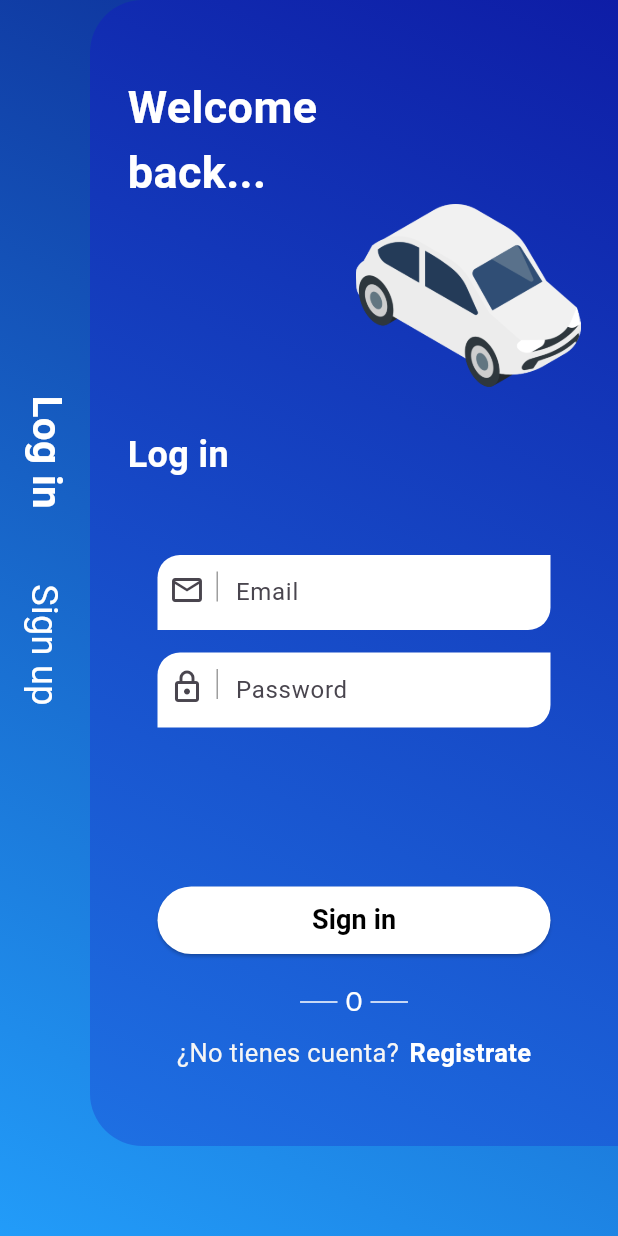
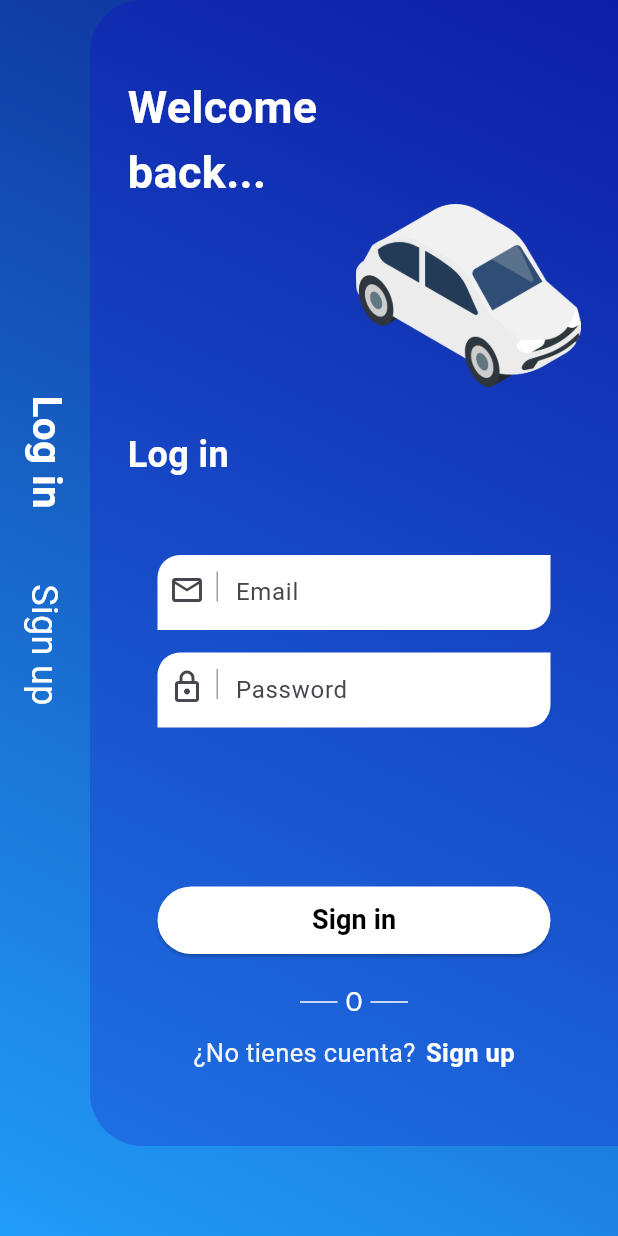
Before and after one commit to jesuviloria/indriver_clone_flutter_frontend, a Flutter app: the screen it shows after launch, on a phone screen of 412 x 824 dp. Run offline on Flutter 3.47's test engine with Material 3 defaults, Android fonts, the phone set to English and light mode, and no system bars.

Commit message:
Navigation page's

```diff
--- a/lib/main.dart
+++ b/lib/main.dart
@@ -1,5 +1,6 @@
 import 'package:flutter/material.dart';
 import 'package:indriver_clone_flutter_frontend/src/presentation/pages/auth/login/loginPage.dart';
+import 'package:indriver_clone_flutter_frontend/src/presentation/pages/auth/signup/SignupPage.dart';
 
 void main() {
   runApp(const MyApp());
@@ -17,7 +18,11 @@ class MyApp extends StatelessWidget {
         colorScheme: ColorScheme.fromSeed(seedColor: Colors.deepPurple),
         useMaterial3: true,
       ),
-      home: LoginPage(),
+      initialRoute: 'login',
+      routes: {
+        'login': (BuildContext context) => LoginPage(),
+        'signup': (BuildContext context) => SignupPage()
+      },
     );
   }
 }
--- a/lib/src/presentation/pages/auth/login/LoginContent.dart
+++ b/lib/src/presentation/pages/auth/login/LoginContent.dart
@@ -28,7 +28,7 @@ class LoginContent extends StatelessWidget {
             children: [
               _textLoginRotated(),
               SizedBox(height: 50),
-              _textSignupRotated(),
+              _textSignupRotated(context),
               SizedBox(height: 90),
             ],
           ),
@@ -70,7 +70,7 @@ class LoginContent extends StatelessWidget {
                 SizedBox(
                   height: 10,
                 ),
-                _textInfoOptions(),
+                _textInfoOptions(context),
                 SizedBox(height: 50)
               ],
             ),
@@ -91,12 +91,17 @@ class LoginContent extends StatelessWidget {
     );
   }
 
-  Widget _textSignupRotated() {
-    return RotatedBox(
+  Widget _textSignupRotated(BuildContext context) {
+    return GestureDetector(
+      onTap: () {
+        Navigator.pushNamed(context, 'signup');
+      },
+      child: RotatedBox(
         quarterTurns: 1,
         child: Text(
           'Sign up',
           style: TextStyle(color: Colors.white, fontSize: 24),
+        ),
       ),
     );
   }
@@ -155,7 +160,7 @@ class LoginContent extends StatelessWidget {
     );
   }
 
-  Widget _textInfoOptions() {
+  Widget _textInfoOptions(BuildContext context) {
     return Row(
       mainAxisAlignment: MainAxisAlignment.center,
       children: [
@@ -164,10 +169,15 @@ class LoginContent extends StatelessWidget {
           style: TextStyle(color: Colors.grey[100], fontSize: 17),
         ),
         SizedBox(width: 7),
-        Text(
-          'Registrate',
+        GestureDetector(
+          onTap: () {
+            Navigator.pushNamed(context, 'signup');
+          },
+          child: Text(
+            'Sign up',
             style: TextStyle(
                 color: Colors.white, fontWeight: FontWeight.bold, fontSize: 17),
+          ),
         )
       ],
     );
```
Also changed, not shown: lib/src/presentation/pages/auth/signup/SignupContent.dart (+12 -0 lines), lib/src/presentation/pages/auth/signup/SignupPage.dart (+16 -0 lines). Lines whose indentation alone changed are shown as unchanged.
